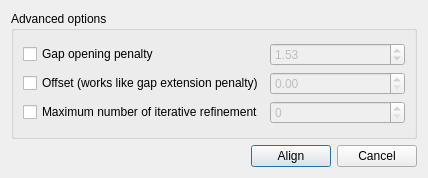
The window that src/plugins/external_tool_support/src/ui/MAFFTSupportRunDialog.ui (violethaze74/ugene) describes before a commit, drawn with Qt 5.
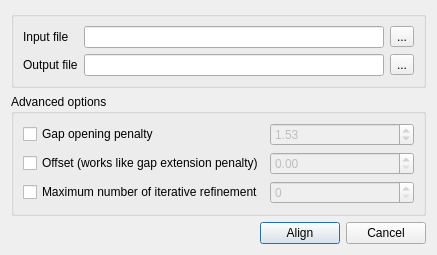
The same window after the commit.

```diff
--- a/src/plugins/external_tool_support/src/ui/MAFFTSupportRunDialog.ui
+++ b/src/plugins/external_tool_support/src/ui/MAFFTSupportRunDialog.ui
@@ -6,8 +6,8 @@
    <rect>
     <x>0</x>
     <y>0</y>
-    <width>428</width>
-    <height>178</height>
+    <width>437</width>
+    <height>232</height>
    </rect>
   </property>
   <property name="windowTitle">
@@ -15,6 +15,8 @@
   </property>
   <layout class="QVBoxLayout" name="verticalLayout">
    <item>
+    <layout class="QGridLayout" name="gridLayout_4">
+     <item row="1" column="0">
     <widget class="QGroupBox" name="groupBox">
      <property name="title">
       <string>Advanced options</string>
@@ -87,7 +89,7 @@
      </layout>
     </widget>
    </item>
-   <item>
+     <item row="2" column="0">
     <layout class="QHBoxLayout" name="horizontalLayout">
      <item>
       <spacer name="horizontalSpacer">
@@ -114,6 +116,55 @@
        <property name="text">
         <string>Cancel</string>
        </property>
+        </widget>
+       </item>
+      </layout>
+     </item>
+     <item row="0" column="0">
+      <widget class="QGroupBox" name="inputGroupBox">
+       <property name="title">
+        <string/>
+       </property>
+       <layout class="QGridLayout" name="gridLayout_3">
+        <item row="0" column="0">
+         <layout class="QGridLayout" name="gridLayout_2">
+          <item row="0" column="0">
+           <widget class="QLabel" name="label">
+            <property name="text">
+             <string>Input file</string>
+            </property>
+           </widget>
+          </item>
+          <item row="0" column="1">
+           <widget class="QLineEdit" name="inputFileLineEdit"/>
+          </item>
+          <item row="0" column="2">
+           <widget class="QToolButton" name="inputFilePathButton">
+            <property name="text">
+             <string>...</string>
+            </property>
+           </widget>
+          </item>
+          <item row="1" column="0">
+           <widget class="QLabel" name="label_2">
+            <property name="text">
+             <string>Output file</string>
+            </property>
+           </widget>
+          </item>
+          <item row="1" column="1">
+           <widget class="QLineEdit" name="outputFileLineEdit"/>
+          </item>
+          <item row="1" column="2">
+           <widget class="QToolButton" name="outputFilePathButton">
+            <property name="text">
+             <string>...</string>
+            </property>
+           </widget>
+          </item>
+         </layout>
+        </item>
+       </layout>
       </widget>
      </item>
     </layout>
```
Lines whose indentation alone changed are shown as unchanged.
